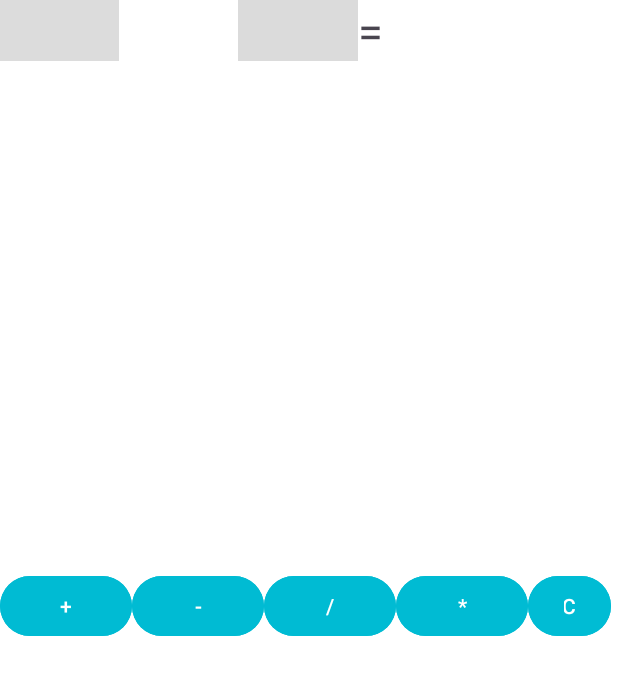
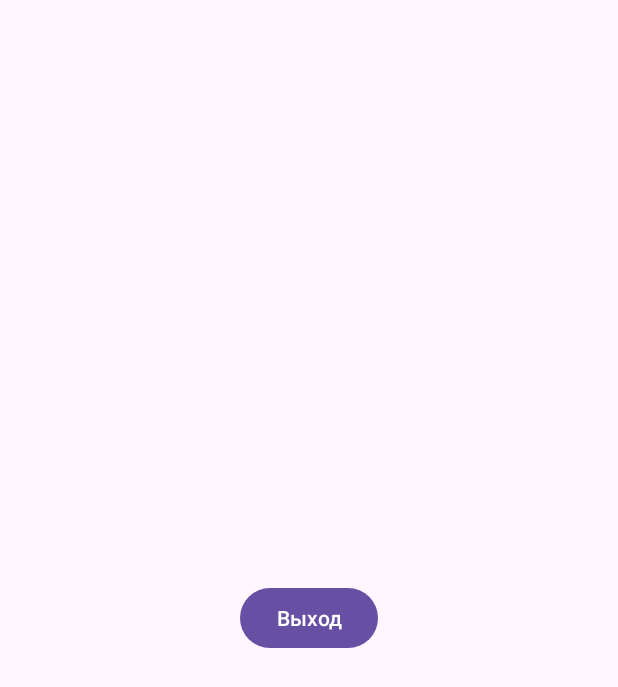
Before and after one commit to IRINA1225/laba4, an Android app: the layout activity_main.xml on its own in the app's theme, with its tools: preview values and no code run, on a phone screen of 412 x 824 dp. Shown: the top 687 px of the screen. Run offline under Robolectric (Android 15) with nearby library versions, the phone set to English and light mode, and no system bars.

Commit message:
first commit

```diff
--- a/app/src/main/AndroidManifest.xml
+++ b/app/src/main/AndroidManifest.xml
@@ -10,7 +10,7 @@
         android:label="@string/app_name"
         android:roundIcon="@mipmap/ic_launcher_round"
         android:supportsRtl="true"
-        android:theme="@style/Theme.MyApplication"
+        android:theme="@style/Theme.AndroidStudioDialog"
         tools:targetApi="31">
         <activity
             android:name=".MainActivity"
--- a/app/src/main/res/layout/activity_main.xml
+++ b/app/src/main/res/layout/activity_main.xml
@@ -4,117 +4,16 @@
     xmlns:tools="http://schemas.android.com/tools"
     android:layout_width="match_parent"
     android:layout_height="match_parent"
-    android:background="#00BCD4"
-    android:backgroundTint="#FFFFFF"
     tools:context=".MainActivity">
 
-    <LinearLayout
-        android:id="@+id/linearLayout"
-        android:layout_width="415dp"
-        android:layout_height="141dp"
-        android:backgroundTint="#FFFFFF"
-        android:orientation="horizontal"
-        tools:layout_editor_absoluteX="-5dp"
-        tools:layout_editor_absoluteY="160dp">
-
-        <EditText
-            android:id="@+id/number1"
-            android:layout_width="wrap_content"
-            android:layout_height="wrap_content"
-            android:layout_weight="1"
-            android:background="#DCDCDC"
-            android:inputType="numberSigned"
-            android:textSize="30sp" />
-
-        <EditText
-            android:id="@+id/opertion"
-            android:layout_width="wrap_content"
-            android:layout_height="wrap_content"
-            android:layout_weight="1"
-            android:background="#FFFFFF"
-            android:inputType="numberSigned"
-            android:textSize="30sp" />
-
-        <EditText
-            android:id="@+id/number2"
-            android:layout_width="wrap_content"
-            android:layout_height="wrap_content"
-            android:layout_weight="1"
-            android:background="#DBDBDB"
-            android:inputType="numberSigned"
-            android:textSize="30sp" />
-
-        <TextView
-            android:id="@+id/equal"
-            android:layout_width="wrap_content"
-            android:layout_height="wrap_content"
-            android:layout_weight="1"
-            android:background="#FFFFFF"
-            android:inputType="numberSigned"
-            android:text="="
-            android:textSize="30sp" />
-
-        <TextView
-            android:id="@+id/result"
-            android:layout_width="wrap_content"
-            android:layout_height="wrap_content"
-            android:layout_weight="1"
-            android:background="#FFFFFF"
-            android:inputType="numberSigned"
-            android:textSize="30sp" />
-    </LinearLayout>
-
-    <androidx.gridlayout.widget.GridLayout
-        android:layout_width="409dp"
-        android:layout_height="428dp"
-        tools:layout_editor_absoluteX="1dp"
-        tools:layout_editor_absoluteY="301dp">
-
-        <Button
-            android:id="@+id/buttonAdd"
-            android:layout_width="wrap_content"
-            android:layout_height="wrap_content"
-            android:backgroundTint="#00BBD3"
-            android:text="+"
-            app:layout_column="0"
-            app:layout_row="1" />
-
-        <Button
-            android:id="@+id/buttonClean"
-            android:layout_width="55dp"
-            android:layout_height="wrap_content"
-            android:backgroundTint="#00BCD4"
-            android:text="C"
-            app:layout_column="4"
-            app:layout_row="1" />
-
-        <Button
-            android:id="@+id/buttonSubtract"
-            android:layout_width="wrap_content"
-            android:layout_height="wrap_content"
-            android:backgroundTint="#00BBD3"
-            android:text="-"
-            app:layout_column="1"
-            app:layout_row="1" />
-
-        <Button
-            android:id="@+id/buttonDivide"
-            android:layout_width="wrap_content"
-            android:layout_height="wrap_content"
-            android:backgroundTint="#00BBD3"
-            android:text="/"
-            app:layout_column="2"
-            app:layout_row="1" />
-
-        <Button
-            android:id="@+id/buttonMultiply"
-            android:layout_width="wrap_content"
-            android:layout_height="wrap_content"
-            android:backgroundTint="#00BBD3"
-            android:text="*"
-            app:layout_column="3"
-            app:layout_row="1" />
-
-    </androidx.gridlayout.widget.GridLayout>
-
+    <Button
+        android:id="@+id/button"
+        android:layout_width="wrap_content"
+        android:layout_height="wrap_content"
+        android:onClick="onCloseButtonClick"
+        android:text="Выход"
+        app:layout_constraintBottom_toBottomOf="parent"
+        app:layout_constraintEnd_toEndOf="parent"
+        app:layout_constraintStart_toStartOf="parent"
+        app:layout_constraintTop_toTopOf="parent" />
 </androidx.constraintlayout.widget.ConstraintLayout>
--- a/app/src/main/res/values-night/themes.xml
+++ b/app/src/main/res/values-night/themes.xml
@@ -1,6 +1,6 @@
 <resources xmlns:tools="http://schemas.android.com/tools">
     <!-- Base application theme. -->
-    <style name="Base.Theme.MyApplication" parent="Theme.Material3.DayNight.NoActionBar">
+    <style name="Base.Theme.AndroidStudioDialog" parent="Theme.Material3.DayNight.NoActionBar">
         <!-- Customize your dark theme here. -->
         <!-- <item name="colorPrimary">@color/my_dark_primary</item> -->
     </style>
--- a/app/src/main/res/values/strings.xml
+++ b/app/src/main/res/values/strings.xml
@@ -1,3 +1,3 @@
 <resources>
-    <string name="app_name">My Application</string>
+    <string name="app_name">Android Studio Dialog</string>
 </resources>
--- a/app/src/main/res/values/themes.xml
+++ b/app/src/main/res/values/themes.xml
@@ -1,9 +1,9 @@
 <resources xmlns:tools="http://schemas.android.com/tools">
     <!-- Base application theme. -->
-    <style name="Base.Theme.MyApplication" parent="Theme.Material3.DayNight.NoActionBar">
+    <style name="Base.Theme.AndroidStudioDialog" parent="Theme.Material3.DayNight.NoActionBar">
         <!-- Customize your light theme here. -->
         <!-- <item name="colorPrimary">@color/my_light_primary</item> -->
     </style>
 
-    <style name="Theme.MyApplication" parent="Base.Theme.MyApplication" />
+    <style name="Theme.AndroidStudioDialog" parent="Base.Theme.AndroidStudioDialog" />
 </resources>
```
Also changed, not shown: app/build.gradle.kts (+3 -4 lines), app/src/main/java/com/example/androidstudiodialog/MainActivity.java (added, +39 -0 lines), app/src/main/res/layout/splashscreen.xml (added, +20 -0 lines), app/src/main/res/drawable/image_close.png (added), 375 other files.
